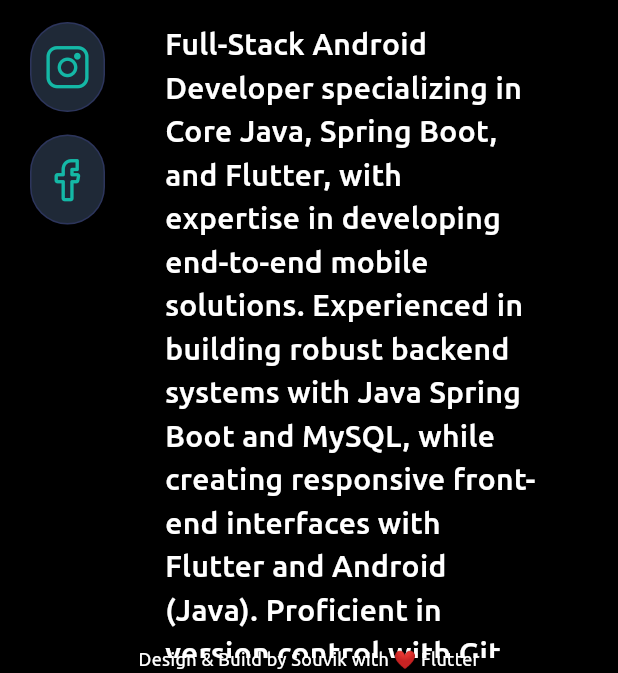
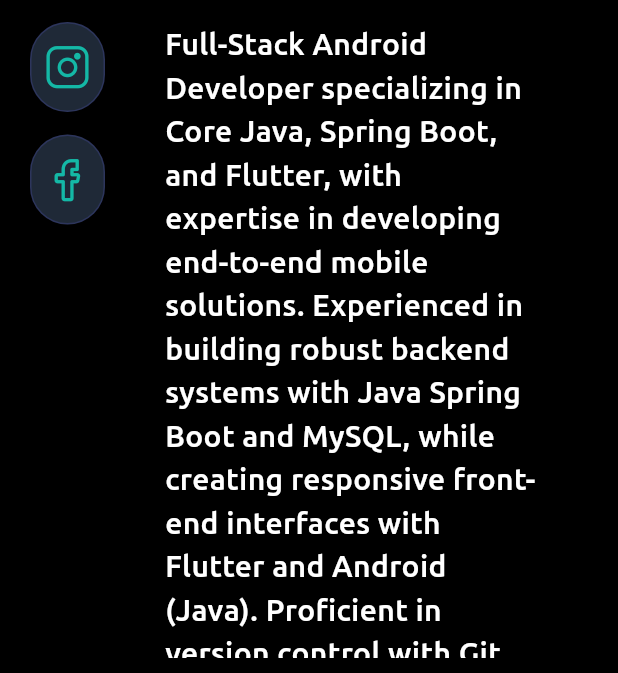
Before and after one commit to iamsouviki/souvikportfolio, a Flutter app: the screen it shows after launch, on a phone screen of 412 x 824 dp, the part 563-1236 px from its top. Run offline on Flutter 3.47's test engine with Material 3 defaults, Android fonts, the phone set to English and light mode, and no system bars; drawn by our look-alikes of animated_text_kit; our stand-ins replace flutter_spinkit, go_router.

Commit message:
FIx ISSUES

```diff
--- a/lib/Views/Home.dart
+++ b/lib/Views/Home.dart
@@ -27,6 +27,7 @@ class _HomeState extends State<Home> {
     width = MediaQuery.of(context).size.width > 300
         ? MediaQuery.of(context).size.width
         : 300;
+    double screenHeight = MediaQuery.of(context).size.height;
     return Scaffold(
       drawer: width < 600 ? MobileDrawer() : Container(),
       appBar: PreferredSize(
@@ -63,18 +64,6 @@ class _HomeState extends State<Home> {
               ),
             ),
           ),
-          Positioned(
-            bottom: 0,
-            left: 0,
-            right: 0,
-            child: Align(
-              alignment: Alignment.center,
-              child: Text(
-                "Design & Build by Souvik with ❤ Flutter",
-                style: TextStyle(color: Colors.white, fontSize: 12),
-              ),
-            ),
-          ),
         ],
       ),
     );
```
Also changed, not shown: lib/Views/Experience.dart (+1 -16 lines), lib/Views/Projects.dart (+1 -12 lines).
